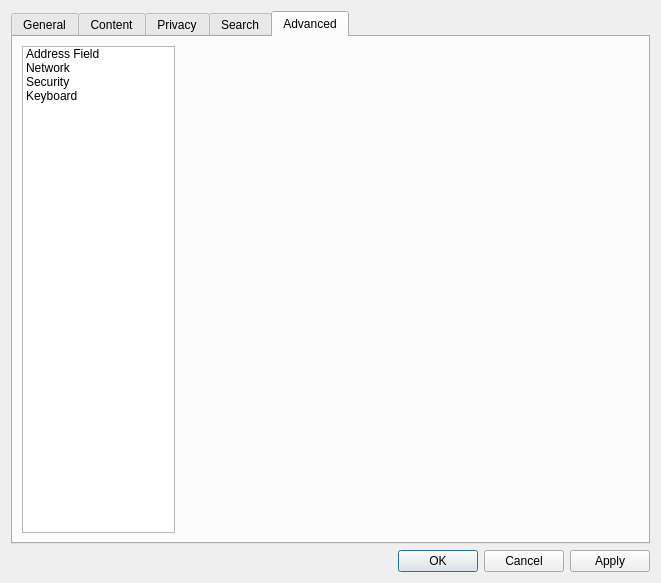
The window that src/ui/PreferencesDialog.ui (OtterBrowser/otter-browser) describes before a commit, drawn with Qt 5.
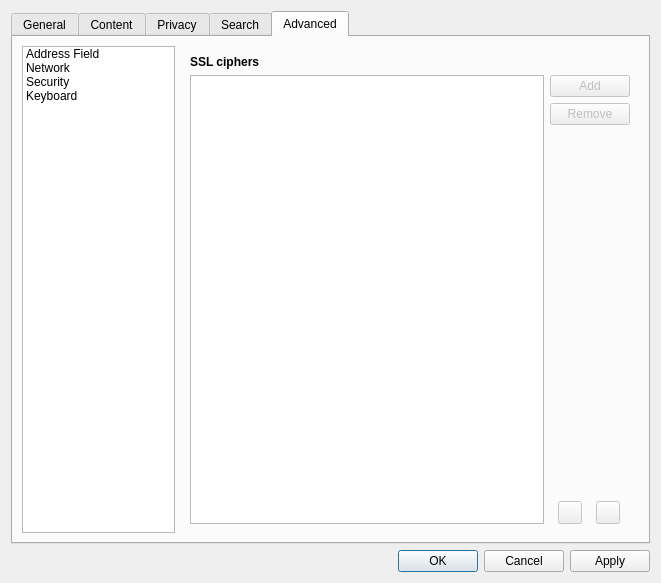
The same window after the commit. The open tabs and pages were chosen to show the change. Custom widgets are drawn as their Qt base class.

Commit message: Custom SSL cipher priorities - UI

Diff of the .ui file:
```diff
--- a/src/ui/PreferencesDialog.ui
+++ b/src/ui/PreferencesDialog.ui
@@ -1674,7 +1674,141 @@
            </item>
           </layout>
          </widget>
-         <widget class="QWidget" name="securityPage"/>
+         <widget class="QWidget" name="securityPage">
+          <layout class="QVBoxLayout" name="securityLayout">
+           <item>
+            <widget class="QLabel" name="ciphersHeader">
+             <property name="font">
+              <font>
+               <weight>75</weight>
+               <bold>true</bold>
+              </font>
+             </property>
+             <property name="text">
+              <string>SSL ciphers</string>
+             </property>
+            </widget>
+           </item>
+           <item>
+            <layout class="QHBoxLayout" name="ciphersLayout">
+             <item>
+              <widget class="Otter::TableViewWidget" name="ciphersViewWidget">
+               <property name="dragEnabled">
+                <bool>true</bool>
+               </property>
+               <property name="dragDropOverwriteMode">
+                <bool>false</bool>
+               </property>
+               <property name="dragDropMode">
+                <enum>QAbstractItemView::InternalMove</enum>
+               </property>
+               <property name="defaultDropAction">
+                <enum>Qt::MoveAction</enum>
+               </property>
+               <property name="alternatingRowColors">
+                <bool>true</bool>
+               </property>
+               <property name="selectionMode">
+                <enum>QAbstractItemView::SingleSelection</enum>
+               </property>
+               <property name="selectionBehavior">
+                <enum>QAbstractItemView::SelectRows</enum>
+               </property>
+               <property name="showGrid">
+                <bool>false</bool>
+               </property>
+               <attribute name="horizontalHeaderVisible">
+                <bool>false</bool>
+               </attribute>
+               <attribute name="horizontalHeaderHighlightSections">
+                <bool>false</bool>
+               </attribute>
+               <attribute name="verticalHeaderVisible">
+                <bool>false</bool>
+               </attribute>
+              </widget>
+             </item>
+             <item>
+              <layout class="QVBoxLayout" name="ciphersButtonsLayout" stretch="0,0,0,0">
+               <item>
+                <widget class="QPushButton" name="ciphersAddButton">
+                 <property name="enabled">
+                  <bool>false</bool>
+                 </property>
+                 <property name="text">
+                  <string>Add</string>
+                 </property>
+                </widget>
+               </item>
+               <item>
+                <widget class="QPushButton" name="ciphersRemoveButton">
+                 <property name="enabled">
+                  <bool>false</bool>
+                 </property>
+                 <property name="text">
+                  <string>Remove</string>
+                 </property>
+                </widget>
+               </item>
+               <item>
+                <spacer name="ciphersSpacer">
+                 <property name="orientation">
+                  <enum>Qt::Vertical</enum>
+                 </property>
+                 <property name="sizeHint" stdset="0">
+                  <size>
+                   <width>20</width>
+                   <height>40</height>
+                  </size>
+                 </property>
+                </spacer>
+               </item>
+               <item>
+                <layout class="QHBoxLayout" name="ciphersMoveButtonsLayout">
+                 <item>
+                  <widget class="QToolButton" name="ciphersMoveUpButton">
+                   <property name="enabled">
+                    <bool>false</bool>
+                   </property>
+                   <property name="toolTip">
+                    <string>Move Up</string>
+                   </property>
+                  </widget>
+                 </item>
+                 <item>
+                  <spacer name="ciphersMoveButtonsSpacer">
+                   <property name="orientation">
+                    <enum>Qt::Horizontal</enum>
+                   </property>
+                   <property name="sizeType">
+                    <enum>QSizePolicy::Minimum</enum>
+                   </property>
+                   <property name="sizeHint" stdset="0">
+                    <size>
+                     <width>0</width>
+                     <height>0</height>
+                    </size>
+                   </property>
+                  </spacer>
+                 </item>
+                 <item>
+                  <widget class="QToolButton" name="ciphersMoveDownButton">
+                   <property name="enabled">
+                    <bool>false</bool>
+                   </property>
+                   <property name="toolTip">
+                    <string>Move Down</string>
+                   </property>
+                  </widget>
+                 </item>
+                </layout>
+               </item>
+              </layout>
+             </item>
+            </layout>
+           </item>
+          </layout>
+         </widget>
          <widget class="QWidget" name="keyboardPage">
           <layout class="QVBoxLayout" name="keyboardLayout">
            <item>
```
The commit also changes 2 other files.
